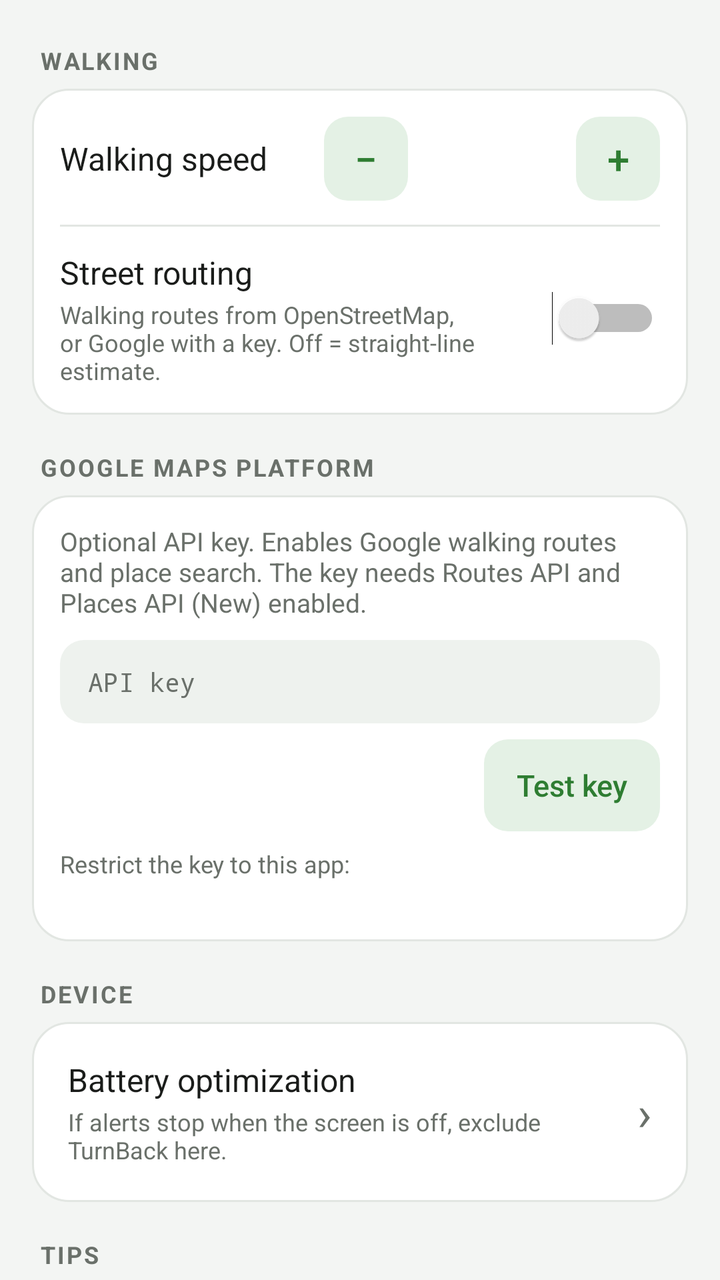
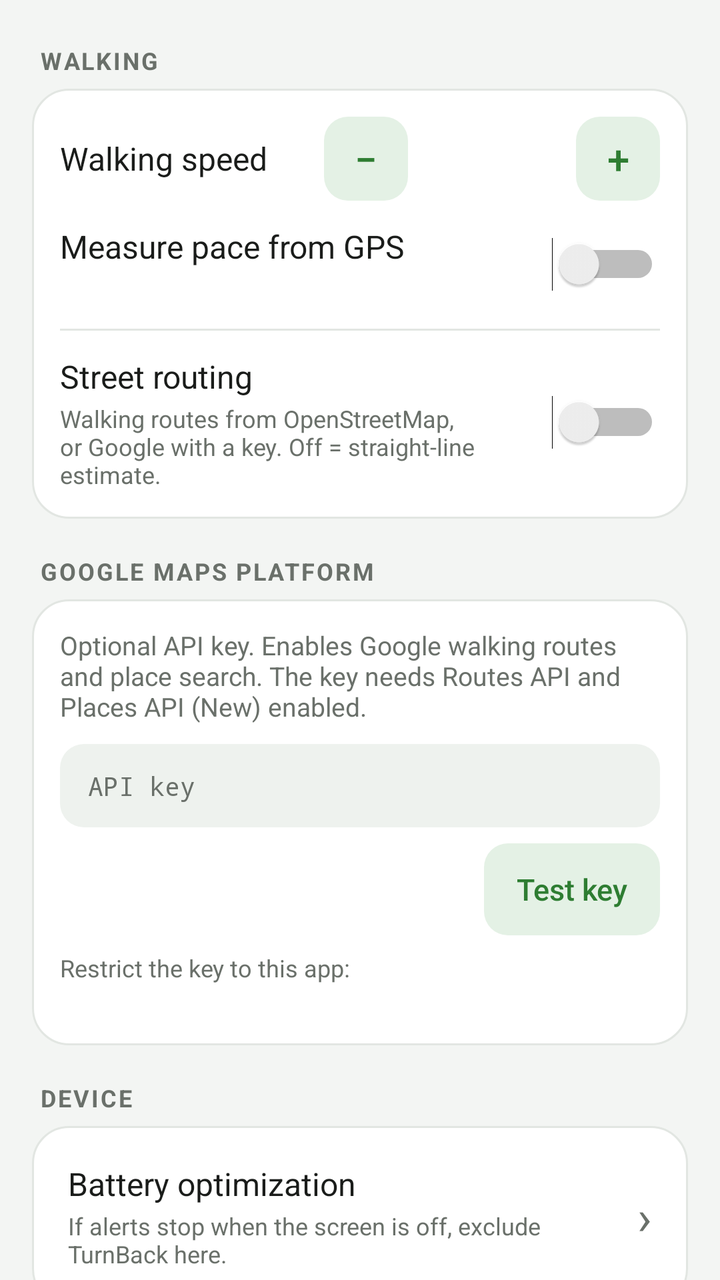

An Android layout rendered at two revisions. The XML below is the earlier revision; the diff shows what the commit changed to produce the second picture.
<!-- AndroidManifest.xml: application theme AppTheme -->
<!-- res/layout/activity_settings.xml -->
<?xml version="1.0" encoding="utf-8"?>
<ScrollView xmlns:android="http://schemas.android.com/apk/res/android"
    android:layout_width="match_parent"
    android:layout_height="match_parent"
    android:scrollbars="none">

    <LinearLayout
        android:layout_width="match_parent"
        android:layout_height="wrap_content"
        android:orientation="vertical"
        android:paddingStart="16dp"
        android:paddingTop="4dp"
        android:paddingEnd="16dp"
        android:paddingBottom="24dp">

        
        <TextView
            style="@style/Header"
            android:text="Walking" />

        <LinearLayout style="@style/Card">

            <LinearLayout
                android:layout_width="match_parent"
                android:layout_height="wrap_content"
                android:gravity="center_vertical"
                android:orientation="horizontal">

                <TextView
                    style="@style/Title"
                    android:layout_width="0dp"
                    android:layout_height="wrap_content"
                    android:layout_weight="1"
                    android:text="Walking speed" />

                <Button
                    android:id="@+id/btnSpeedMinus"
                    style="@style/StepperButton"
                    android:text="−" />

                <TextView
                    android:id="@+id/speedText"
                    android:layout_width="wrap_content"
                    android:layout_height="wrap_content"
                    android:minWidth="84dp"
                    android:gravity="center"
                    android:textColor="@color/text_primary"
                    android:textSize="15sp" />

                <Button
                    android:id="@+id/btnSpeedPlus"
                    style="@style/StepperButton"
                    android:text="+" />
            </LinearLayout>

            <View
                android:layout_width="match_parent"
                android:layout_height="1dp"
                android:layout_marginTop="12dp"
                android:layout_marginBottom="12dp"
                android:background="@color/card_stroke" />

            <LinearLayout
                android:layout_width="match_parent"
                android:layout_height="wrap_content"
                android:gravity="center_vertical"
                android:orientation="horizontal">

                <LinearLayout
                    android:layout_width="0dp"
                    android:layout_height="wrap_content"
                    android:layout_weight="1"
                    android:orientation="vertical">

                    <TextView
                        style="@style/Title"
                        android:layout_width="wrap_content"
                        android:layout_height="wrap_content"
                        android:text="Street routing" />

                    <TextView
                        style="@style/Caption"
                        android:layout_width="wrap_content"
                        android:layout_height="wrap_content"
                        android:layout_marginTop="2dp"
                        android:text="Walking routes from OpenStreetMap, or Google with a key. Off = straight-line estimate." />
                </LinearLayout>

                <Switch
                    android:id="@+id/routingSwitch"
                    android:layout_width="wrap_content"
                    android:layout_height="wrap_content"
                    android:layout_marginStart="12dp" />
            </LinearLayout>
        </LinearLayout>

        
        <TextView
            style="@style/Header"
            android:text="Google Maps Platform" />

        <LinearLayout style="@style/Card">

            <TextView
                style="@style/Caption"
                android:layout_width="match_parent"
                android:layout_height="wrap_content"
                android:textSize="13sp"
                android:text="Optional API key. Enables Google walking routes and place search. The key needs Routes API and Places API (New) enabled." />

            <EditText
                android:id="@+id/googleKeyInput"
                style="@style/Field"
                android:layout_width="match_parent"
                android:layout_height="wrap_content"
                android:layout_marginTop="10dp"
                android:fontFamily="monospace"
                android:hint="API key"
                android:importantForAutofill="no"
                android:inputType="textVisiblePassword|textNoSuggestions"
                android:textSize="13sp" />

            <Button
                android:id="@+id/btnTestKey"
                android:layout_width="wrap_content"
                android:layout_height="wrap_content"
                android:layout_gravity="end"
                android:layout_marginTop="8dp"
                android:text="Test key" />

            <TextView
                style="@style/Caption"
                android:layout_width="match_parent"
                android:layout_height="wrap_content"
                android:layout_marginTop="8dp"
                android:text="Restrict the key to this app:" />

            <TextView
                android:id="@+id/certText"
                android:layout_width="match_parent"
                android:layout_height="wrap_content"
                android:layout_marginTop="2dp"
                android:fontFamily="monospace"
                android:textColor="@color/text_primary"
                android:textIsSelectable="true"
                android:textSize="11sp" />
        </LinearLayout>

        
        <TextView
            style="@style/Header"
            android:text="Device" />

        <LinearLayout style="@style/Card">

            <LinearLayout
                android:id="@+id/batteryRow"
                android:layout_width="match_parent"
                android:layout_height="wrap_content"
                android:background="?android:attr/selectableItemBackground"
                android:clickable="true"
                android:focusable="true"
                android:gravity="center_vertical"
                android:orientation="horizontal"
                android:padding="4dp">

                <LinearLayout
                    android:layout_width="0dp"
                    android:layout_height="wrap_content"
                    android:layout_weight="1"
                    android:orientation="vertical">

                    <TextView
                        style="@style/Title"
                        android:layout_width="wrap_content"
                        android:layout_height="wrap_content"
                        android:text="Battery optimization" />

                    <TextView
                        style="@style/Caption"
                        android:layout_width="wrap_content"
                        android:layout_height="wrap_content"
                        android:layout_marginTop="2dp"
                        android:text="If alerts stop when the screen is off, exclude TurnBack here." />
                </LinearLayout>

                <TextView
                    android:layout_width="wrap_content"
                    android:layout_height="wrap_content"
                    android:paddingStart="12dp"
                    android:text="›"
                    android:textColor="@color/text_secondary"
                    android:textSize="24sp" />
            </LinearLayout>
        </LinearLayout>

        
        <TextView
            style="@style/Header"
            android:text="Tips" />

        <LinearLayout style="@style/Card">

            <TextView
                android:layout_width="match_parent"
                android:layout_height="wrap_content"
                android:lineSpacingExtra="3dp"
                android:textColor="@color/text_primary"
                android:textSize="13sp"
                android:text="• In Google Maps, open a place → Share → TurnBack to set it as the destination.\n• Paste coordinates or a Maps link into the search field.\n• You get an alert 10 min before it's time to leave, and again when it's time. Alerts also show on a paired watch." />
        </LinearLayout>

        <TextView
            android:id="@+id/versionText"
            style="@style/Caption"
            android:layout_width="match_parent"
            android:layout_height="wrap_content"
            android:layout_marginTop="18dp"
            android:gravity="center" />
    </LinearLayout>
</ScrollView>
<!-- resources referenced by this layout -->
<resources>
  <color name="card_stroke">#E2E6E2</color>
  <color name="text_primary">#1A1C1A</color>
  <color name="text_secondary">#6A706A</color>
  <style name="Caption">
          <item name="android:textSize">12sp</item>
          <item name="android:textColor">@color/text_secondary</item>
      </style>
  <style name="Card">
          <item name="android:layout_width">match_parent</item>
          <item name="android:layout_height">wrap_content</item>
          <item name="android:orientation">vertical</item>
          <item name="android:background">@drawable/card_bg</item>
          <item name="android:padding">14dp</item>
      </style>
  <style name="Field">
          <item name="android:background">@drawable/field_bg</item>
          <item name="android:paddingStart">14dp</item>
          <item name="android:paddingEnd">14dp</item>
          <item name="android:paddingTop">12dp</item>
          <item name="android:paddingBottom">12dp</item>
          <item name="android:textSize">15sp</item>
          <item name="android:textColorHint">@color/text_secondary</item>
      </style>
  <style name="StepperButton" parent="TonalButton">
          <item name="android:layout_width">42dp</item>
          <item name="android:layout_height">42dp</item>
          <item name="android:minWidth">0dp</item>
          <item name="android:minHeight">0dp</item>
          <item name="android:padding">0dp</item>
          <item name="android:textSize">20sp</item>
      </style>
  <style name="Title">
          <item name="android:textSize">16sp</item>
          <item name="android:textColor">@color/text_primary</item>
      </style>
  <style name="AppTheme" parent="BaseTheme" />
  <!-- drawable card_bg (drawable) -->
  <?xml version="1.0" encoding="utf-8"?>
  <shape xmlns:android="http://schemas.android.com/apk/res/android" android:shape="rectangle">
      <solid android:color="@color/card_bg" />
      <stroke android:width="1dp" android:color="@color/card_stroke" />
      <corners android:radius="18dp" />
  </shape>
  <!-- drawable field_bg (drawable) -->
  <?xml version="1.0" encoding="utf-8"?>
  <shape xmlns:android="http://schemas.android.com/apk/res/android" android:shape="rectangle">
      <solid android:color="@color/field_bg" />
      <corners android:radius="12dp" />
  </shape>
  <style name="BaseTheme" parent="android:Theme.Material.Light.DarkActionBar">
          <item name="android:colorPrimary">@color/brand</item>
          <item name="android:colorPrimaryDark">@color/brand_dark</item>
          <item name="android:colorAccent">@color/accent</item>
          <item name="android:windowBackground">@color/window_bg</item>
          <item name="android:buttonStyle">@style/TonalButton</item>
      </style>
  <color name="card_bg">#FFFFFF</color>
  <color name="field_bg">#EEF2EE</color>
  <!-- drawable btn_tonal (drawable) -->
  <?xml version="1.0" encoding="utf-8"?>
  <ripple xmlns:android="http://schemas.android.com/apk/res/android" android:color="#332E7D32">
      <item android:id="@android:id/mask">
          <shape android:shape="rectangle">
              <solid android:color="#FFFFFFFF" />
              <corners android:radius="12dp" />
          </shape>
      </item>
      <item>
          <shape android:shape="rectangle">
              <solid android:color="@color/tonal_bg" />
              <corners android:radius="12dp" />
          </shape>
      </item>
  </ripple>
  <color name="accent">#2E7D32</color>
  <color name="brand">#2E7D32</color>
  <color name="brand_dark">#1B5E20</color>
  <color name="window_bg">#F3F5F3</color>
  <color name="tonal_bg">#E4F1E5</color>
  <!-- unchanged entries left out for length: 2 -->
</resources>

<!-- the commit's change to res/layout/activity_settings.xml (unified diff, before → after) -->
@@ -53,6 +53,40 @@
                     android:text="+" />
             </LinearLayout>
 
+            <LinearLayout
+                android:layout_width="match_parent"
+                android:layout_height="wrap_content"
+                android:layout_marginTop="12dp"
+                android:gravity="center_vertical"
+                android:orientation="horizontal">
+
+                <LinearLayout
+                    android:layout_width="0dp"
+                    android:layout_height="wrap_content"
+                    android:layout_weight="1"
+                    android:orientation="vertical">
+
+                    <TextView
+                        style="@style/Title"
+                        android:layout_width="wrap_content"
+                        android:layout_height="wrap_content"
+                        android:text="Measure pace from GPS" />
+
+                    <TextView
+                        android:id="@+id/autoSpeedCaption"
+                        style="@style/Caption"
+                        android:layout_width="wrap_content"
+                        android:layout_height="wrap_content"
+                        android:layout_marginTop="2dp" />
+                </LinearLayout>
+
+                <Switch
+                    android:id="@+id/autoSpeedSwitch"
+                    android:layout_width="wrap_content"
+                    android:layout_height="wrap_content"
+                    android:layout_marginStart="12dp" />
+            </LinearLayout>
+
             <View
                 android:layout_width="match_parent"
                 android:layout_height="1dp"
